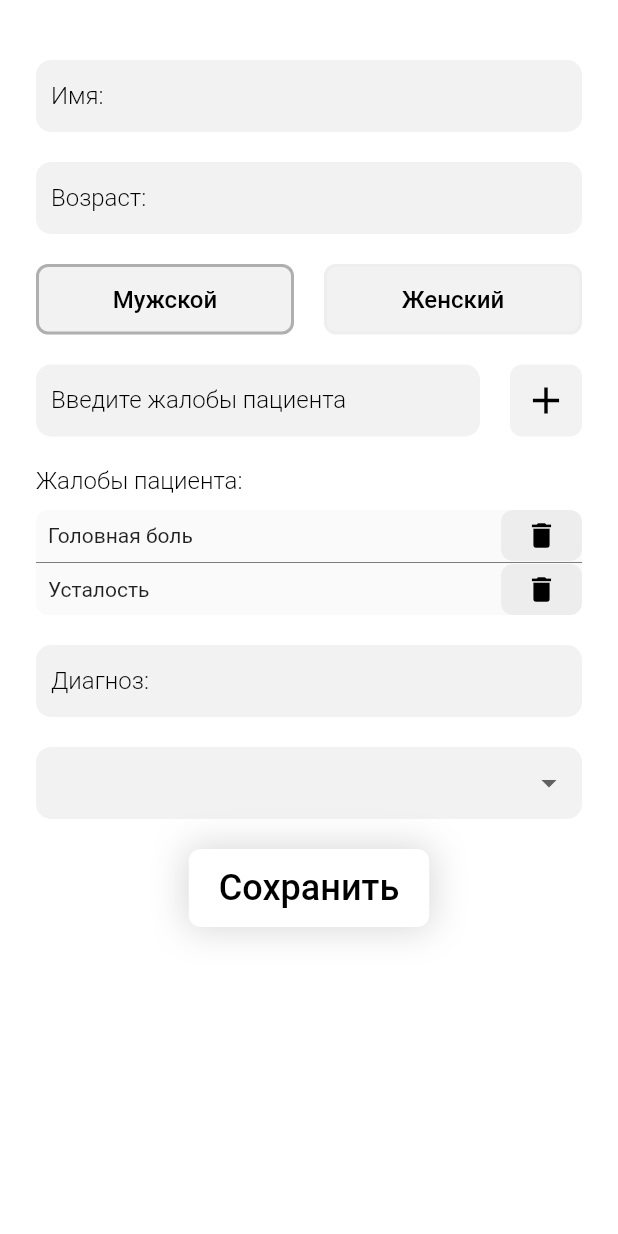
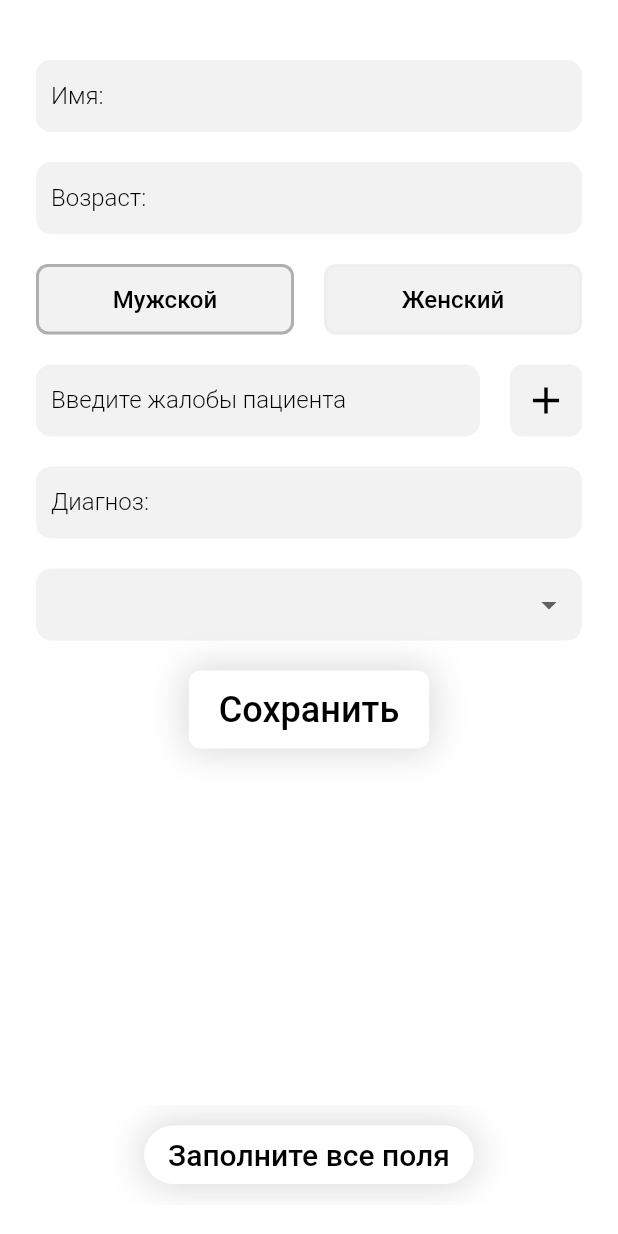
Before and after one commit to VadimKV44/register_of_medical_institution_employees, a Flutter app: the CreatingPatientScreen screen opened directly, after a tap on "Сохранить", on a phone screen of 412 x 824 dp. Run offline on Flutter 3.47's test engine with Material 2 defaults, Android fonts, the phone set to English and light mode, and no system bars; our stand-ins replace bloc, flutter_bloc.

Commit message:
Implementation of the possibility of adding a patient

```diff
--- a/lib/bloc/patient_cubit/patient_cubit.dart
+++ b/lib/bloc/patient_cubit/patient_cubit.dart
@@ -1,6 +1,8 @@
 import 'package:bloc/bloc.dart';
 import 'package:meta/meta.dart';
+import 'package:register_of_medical_institution_employees/models/employee_model.dart';
 import 'package:register_of_medical_institution_employees/models/patient_model.dart';
+import 'package:register_of_medical_institution_employees/models/person_model.dart';
 import 'package:register_of_medical_institution_employees/repository/repository.dart';
 
 part 'patient_state.dart';
@@ -21,4 +23,50 @@ class PatientCubit extends Cubit<PatientState> {
       emit(PatientSuccess());
     }
   }
+
+  String? _name;
+  String? _age;
+  bool gender = true; // gender true = male; gender false = female
+  List<String> complaints = [];
+  String? _diagnosis;
+  Employee? selectedEmployee;
+
+  void addingToComplaints(String complaint) {
+    if (complaint.isNotEmpty) {
+      complaints.add(complaint);
+      emit(PatientInitial());
+    }
+  }
+
+  void removeInComplaints(String complaint) {
+    complaints.removeWhere((element) => element == complaint);
+    emit(PatientInitial());
+  }
+
+  bool checkingInputFields(String name, String age, String diagnosis) {
+    bool showScaffoldMessage = false;
+    if (name.isNotEmpty && age.isNotEmpty && complaints.isNotEmpty && diagnosis.isNotEmpty && selectedEmployee != null) {
+      _name = name;
+      _age = age;
+      _diagnosis = diagnosis;
+      savingPatient();
+    } else {
+      showScaffoldMessage = true;
+    }
+    return showScaffoldMessage;
+  }
+
+  void savingPatient() {
+    patients?.add(
+      Patient(
+        name: _name!,
+        age: int.parse(_age!),
+        gender: gender ? Gender.male : Gender.female,
+        complaints: complaints,
+        diagnosis: _diagnosis,
+        attendingDoctor: selectedEmployee,
+      ),
+    );
+    emit(PatientSuccess());
+  }
 }
--- a/lib/screens/creating_patient_screen.dart
+++ b/lib/screens/creating_patient_screen.dart
@@ -1,12 +1,14 @@
 import 'package:flutter/material.dart';
+import 'package:flutter_bloc/flutter_bloc.dart';
+import 'package:register_of_medical_institution_employees/bloc/patient_cubit/patient_cubit.dart';
 import 'package:register_of_medical_institution_employees/consts/colors.dart';
 import 'package:register_of_medical_institution_employees/consts/strings.dart';
 import 'package:register_of_medical_institution_employees/consts/styles.dart';
 import 'package:register_of_medical_institution_employees/local_storage/local_storage.dart';
-import 'package:register_of_medical_institution_employees/models/employee_model.dart';
 import 'package:register_of_medical_institution_employees/widgets/custom_button_widget.dart';
 import 'package:register_of_medical_institution_employees/widgets/custom_drop_down_button_employees_widget.dart';
 import 'package:register_of_medical_institution_employees/widgets/custom_text_field.dart';
+import 'package:register_of_medical_institution_employees/widgets/custom_toast_widget.dart';
 import 'package:register_of_medical_institution_employees/widgets/gender_selection_widget.dart';
 import 'package:register_of_medical_institution_employees/widgets/icon_button_widget.dart';
 import 'package:register_of_medical_institution_employees/widgets/string_item_widget.dart';
@@ -24,13 +26,6 @@ class _CreatingPatientScreenState extends State<CreatingPatientScreen> {
   final TextEditingController _complaintsController = TextEditingController();
   final TextEditingController _diagnosisController = TextEditingController();
 
-  /// gender true = male; gender false = female
-  bool gender = true;
-
-  List<String> complaints = ['Головная боль', 'Усталость'];
-
-  Employee? selectedEmployee;
-
   @override
   void dispose() {
     super.dispose();
@@ -42,6 +37,13 @@ class _CreatingPatientScreenState extends State<CreatingPatientScreen> {
 
   @override
   Widget build(BuildContext context) {
+    return BlocConsumer<PatientCubit, PatientState>(
+      listener: (context, state) {
+        if (state is PatientSuccess) {
+          Navigator.pop(context, true);
+        }
+      },
+      builder: (context, state) {
         return GestureDetector(
           onTap: () => FocusScope.of(context).requestFocus(FocusNode()),
           child: Scaffold(
@@ -64,15 +66,15 @@ class _CreatingPatientScreenState extends State<CreatingPatientScreen> {
                     ),
                     const SizedBox(height: 20.0),
                     GenderSelectionWidget(
-                  gender: gender,
+                      gender: BlocProvider.of<PatientCubit>(context).gender,
                       firstButtonOnTap: () {
                         setState(() {
-                      gender = true;
+                          BlocProvider.of<PatientCubit>(context).gender = true;
                         });
                       },
                       secondButtonOnTap: () {
                         setState(() {
-                      gender = false;
+                          BlocProvider.of<PatientCubit>(context).gender = false;
                         });
                       },
                     ),
@@ -83,23 +85,27 @@ class _CreatingPatientScreenState extends State<CreatingPatientScreen> {
                           child: CustomTextField(
                             controller: _complaintsController,
                             labelText: Strings.enterPatientsComplaints,
-                        onChanged: (value) {},
                           ),
                         ),
                         const SizedBox(width: 20.0),
                         IconButtonWidget(
-                      onTap: () {},
+                          onTap: () {
+                            BlocProvider.of<PatientCubit>(context).addingToComplaints(_complaintsController.text);
+                            _complaintsController.clear();
+                          },
                           icon: Icons.add,
                         ),
                       ],
                     ),
-                const SizedBox(height: 20.0),
-                Text(
+                    BlocProvider.of<PatientCubit>(context).complaints.isNotEmpty ? Padding(
+                      padding: const EdgeInsets.only(top: 20.0),
+                      child: Text(
                         Strings.patientComplaints,
                         style: MainStyles.kBlackColorW300(16.0),
                       ),
-                const SizedBox(height: 10.0),
-                Container(
+                    ) : const SizedBox(),
+                    BlocProvider.of<PatientCubit>(context).complaints.isNotEmpty ? Container(
+                      margin: const EdgeInsets.only(top: 10.0, bottom: 20.0),
                       decoration: BoxDecoration(
                         borderRadius: BorderRadius.circular(8.0),
                         color: MainColors.kBlackColor.withOpacity(0.02),
@@ -107,19 +113,20 @@ class _CreatingPatientScreenState extends State<CreatingPatientScreen> {
                       child: ListView.separated(
                         shrinkWrap: true,
                         physics: const NeverScrollableScrollPhysics(),
-                    itemCount: complaints.length,
+                        itemCount: BlocProvider.of<PatientCubit>(context).complaints.length,
                         itemBuilder: (context, index) {
                           return StringItemWidget(
-                        text: complaints[index],
-                        deleteItem: () {},
+                            text: BlocProvider.of<PatientCubit>(context).complaints[index],
+                            deleteItem: () {
+                              BlocProvider.of<PatientCubit>(context).removeInComplaints(BlocProvider.of<PatientCubit>(context).complaints[index]);
+                            },
                           );
                         },
                         separatorBuilder: (BuildContext context, int index) {
                           return Divider(height: 2.0, color: MainColors.kBlackColor.withOpacity(0.5));
                         },
                       ),
-                ),
-                const SizedBox(height: 20.0),
+                    ) : const SizedBox(height: 20.0),
                     CustomTextField(
                       controller: _diagnosisController,
                       labelText: Strings.diagnosis,
@@ -127,10 +134,10 @@ class _CreatingPatientScreenState extends State<CreatingPatientScreen> {
                     const SizedBox(height: 20.0),
                     CustomDropDownButtonEmployeesWidget(
                       employees: LocalStorage.employees,
-                  selectedEmployee: selectedEmployee,
+                      selectedEmployee: BlocProvider.of<PatientCubit>(context).selectedEmployee,
                       onChanged: (value) {
                         setState(() {
-                      selectedEmployee = value!;
+                          BlocProvider.of<PatientCubit>(context).selectedEmployee = value!;
                         });
                       },
                     ),
@@ -139,7 +146,16 @@ class _CreatingPatientScreenState extends State<CreatingPatientScreen> {
                       mainAxisAlignment: MainAxisAlignment.center,
                       children: [
                         CustomButtonWidget(
-                      onTap: () {},
+                          onTap: () {
+                            bool showScaffoldMessage = BlocProvider.of<PatientCubit>(context).checkingInputFields(
+                              _nameController.text,
+                              _ageController.text,
+                              _diagnosisController.text,
+                            );
+                            if (showScaffoldMessage) {
+                              showCustomScaffoldMessage(context, 'Заполните все поля');
+                            }
+                          },
                           text: Strings.save,
                         ),
                       ],
@@ -150,5 +166,7 @@ class _CreatingPatientScreenState extends State<CreatingPatientScreen> {
             ),
           ),
         );
+      },
+    );
   }
 }
--- /dev/null
+++ b/lib/widgets/custom_toast_widget.dart
@@ -0,0 +1,40 @@
+import 'package:flutter/material.dart';
+import 'package:register_of_medical_institution_employees/consts/colors.dart';
+import 'package:register_of_medical_institution_employees/consts/styles.dart';
+
+void showCustomScaffoldMessage(BuildContext context, String title) {
+  ScaffoldMessenger.of(context).showSnackBar(
+    SnackBar(
+      duration: const Duration(milliseconds: 1200),
+      behavior: SnackBarBehavior.floating,
+      margin: EdgeInsets.only(bottom: MediaQuery.of(context).size.width * 0.05),
+      backgroundColor: Colors.transparent,
+      elevation: 0.0,
+      content: Column(
+        mainAxisSize: MainAxisSize.min,
+        children: [
+          Container(
+            padding: const EdgeInsets.symmetric(horizontal: 16.0, vertical: 8.0),
+            decoration: BoxDecoration(
+              color: MainColors.kWhiteColor,
+              borderRadius: BorderRadius.circular(24.0),
+              boxShadow: [
+                BoxShadow(
+                  color: MainColors.kGreyColor.withOpacity(0.4),
+                  spreadRadius: 2,
+                  blurRadius: 20,
+                  offset: const Offset(0, 0),
+                ),
+              ],
+            ),
+            child: Text(
+              title,
+              textAlign: TextAlign.center,
+              style: MainStyles.kBlackColorW500(20.0),
+            ),
+          ),
+        ],
+      ),
+    ),
+  );
+}
```
Also changed, not shown: lib/screens/choosing_to_create_screen.dart (+7 -4 lines). Lines whose indentation alone changed are shown as unchanged.
